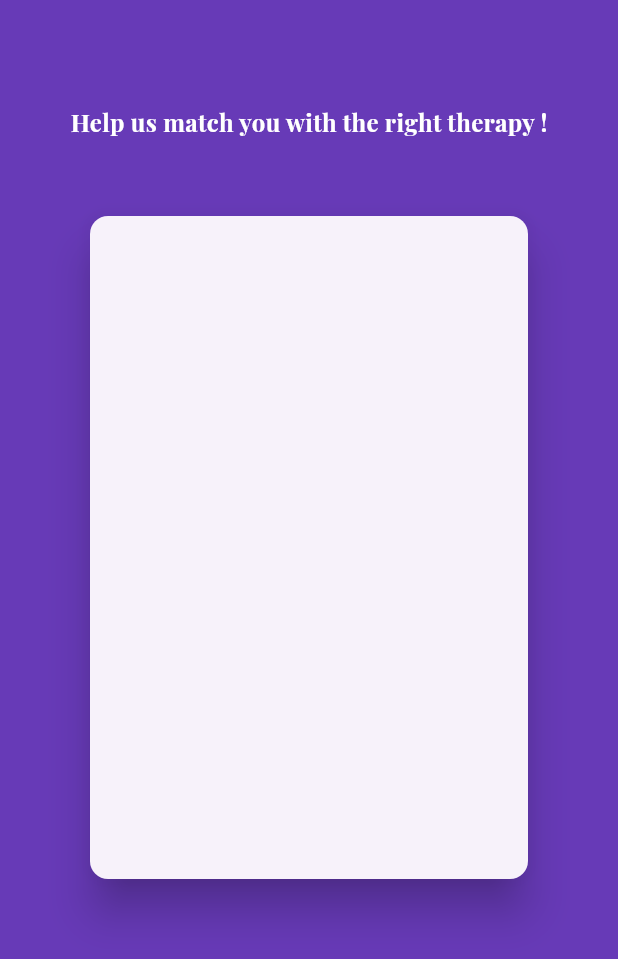
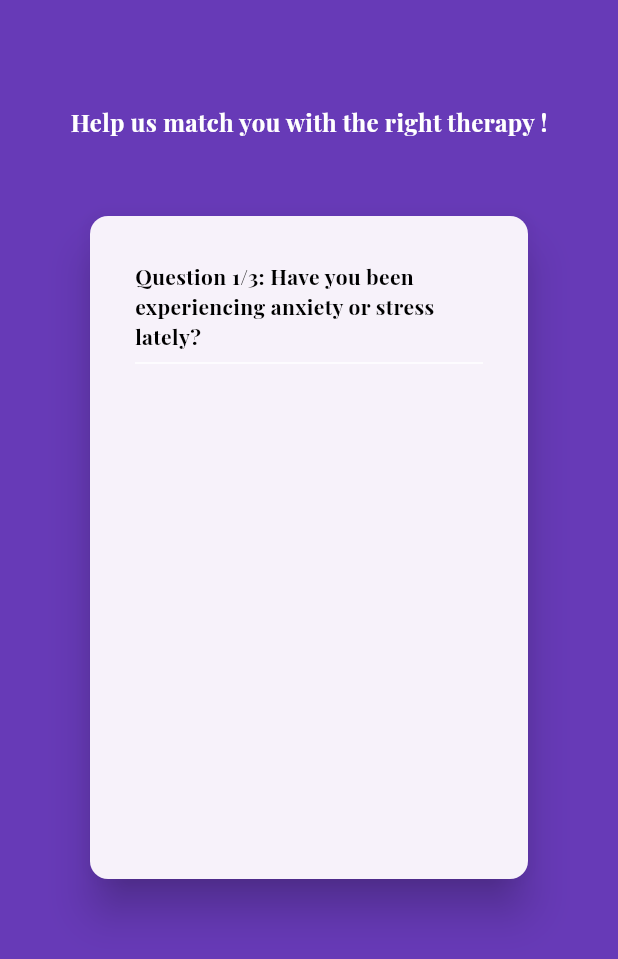
Before and after one commit to marziamerin/WellBeing-App, a Flutter app: the Therapy screen opened directly, on a phone screen of 412 x 824 dp. Shown: the top 959 px of the screen. Run offline on Flutter 3.47's test engine with Material 3 defaults, Android fonts, the phone set to English and light mode, and no system bars; our stand-ins replace curved_navigation_bar, firebase_auth, firebase_core, firebase_database, fl_chart, scroll_snap_list and 1 more; missing offline and left inert: gradients; accounts and stored records are empty.

Commit message:
Created therapy questions which will dictate to the symptoms of disorders.

```diff
--- a/lib/home/q and a/question_model.dart
+++ b/lib/home/q and a/question_model.dart
@@ -9,7 +9,7 @@ class Question {
     required this.id ,
     required this.title ,
     required this.options
-});
+  });
 
   @override
   String toString () {
--- /dev/null
+++ b/lib/home/q and a/therapy_questions.dart
@@ -0,0 +1,24 @@
+import 'package:flutter/material.dart';
+
+class TherapyQuestion extends StatelessWidget {
+  const TherapyQuestion({Key? key,
+  required this.question,
+  required this.indexAction,
+required this.totalQuestions}) : super(key: key);
+  final String question;
+  final int indexAction;
+  final int totalQuestions;
+
+  @override
+  Widget build(BuildContext context) {
+    return Container(
+      alignment: Alignment.center,
+      child: Text('Question ${ indexAction + 1}/$totalQuestions: $question',
+        style: const TextStyle(
+          fontWeight: FontWeight.bold, fontSize: 14 , fontFamily: 'PlayfairDisplay',
+          color: Colors.black ,
+        ),
+      ),
+    );
+  }
+}
--- a/lib/home/therapy.dart
+++ b/lib/home/therapy.dart
@@ -1,4 +1,6 @@
 import 'package:flutter/material.dart';
+import 'package:wellbeing_app/home/q%20and%20a/question_model.dart';
+import 'package:wellbeing_app/home/q%20and%20a/therapy_questions.dart';
 
 class Therapy extends StatefulWidget {
   const Therapy({super.key});
@@ -8,6 +10,22 @@ class Therapy extends StatefulWidget {
 }
 
 class _TherapyState extends State<Therapy> {
+  List<Question> _questions = [
+    Question(
+        title: 'Have you been experiencing anxiety or stress lately?',
+        options: {'Yes': true , 'No': true}, id:'1') ,
+    Question(
+        title: 'Over the past weeks,have you experienced \nfeeling down, depressed or hopeless?',
+        options: {'Not at all': true , 'Several days': true, 'Nearly everyday': true}, id: '2') ,
+    Question(
+        title: 'What made you think of therapy?',
+        options: {'Feeling emense sadness': true ,
+                   'Having panic attacks': true ,
+                     'Lost of appetite' : true,
+                       'Having a hard time sleeping': true }, id: '3') ,
+  ];
+
+  int index =0;
   @override
   Widget build(BuildContext context) {
     return Scaffold(
@@ -36,10 +54,17 @@ class _TherapyState extends State<Therapy> {
                       elevation: 12,
                       child: ClipRRect(
                         borderRadius: const BorderRadius.all(Radius.circular(15)),
-                        child: Column(
-                          children: [
-                            Padding(padding: EdgeInsets.symmetric( horizontal: 30.0, vertical: 30.0)),
-                          ],
+                        child: Container(
+                            padding: EdgeInsets.symmetric( horizontal: 30.0, vertical: 30.0),
+                          child: Column(
+                            children: [
+                               TherapyQuestion(
+                                   question: _questions[index].title,
+                                   indexAction: index,
+                                   totalQuestions: _questions.length),
+                              const Divider(color: Colors.white,)
+                            ],
+                          ),
                         ),
                       ))
               ),
```
